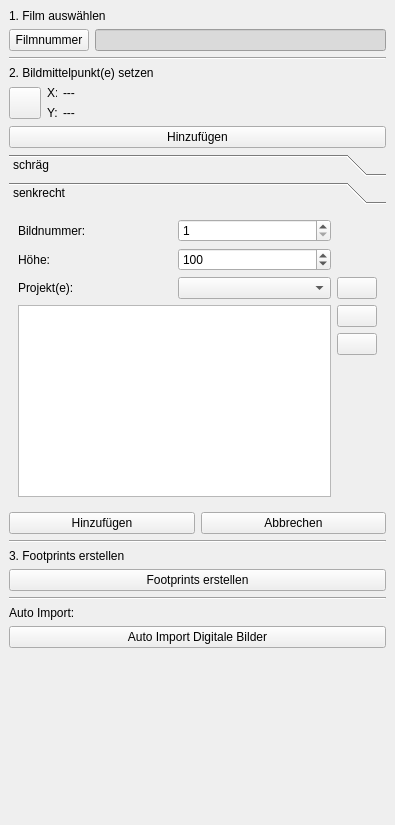
First picture: the form in APIS/ui/apis_image_mapping.ui, repository APIS-Luftbildarchiv/APIS3, before the edit.
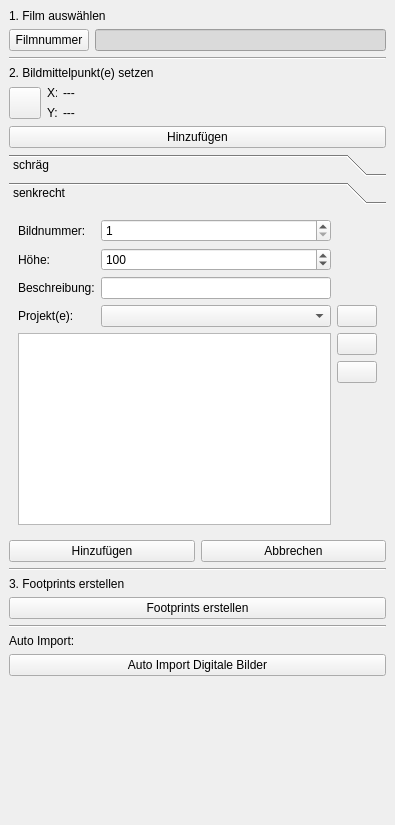
Second picture: the form after the edit. The open tabs and pages were chosen to show the change. Icons and pictures are not drawn.

Commit message: feat: chronology, img mapping

What changed in the file:
```diff
--- a/APIS/ui/apis_image_mapping.ui
+++ b/APIS/ui/apis_image_mapping.ui
@@ -396,8 +396,8 @@
           <rect>
            <x>0</x>
            <y>0</y>
-           <width>310</width>
-           <height>292</height>
+           <width>358</width>
+           <height>317</height>
           </rect>
          </property>
          <attribute name="icon">
@@ -410,7 +410,24 @@
          <layout class="QVBoxLayout" name="verticalLayout_3">
           <item>
            <layout class="QGridLayout" name="gridLayout">
-            <item row="4" column="2">
+            <item row="3" column="2">
+             <widget class="QPushButton" name="uiEditProjectTableVerticalBtn">
+              <property name="sizePolicy">
+               <sizepolicy hsizetype="Fixed" vsizetype="Fixed">
+                <horstretch>0</horstretch>
+                <verstretch>0</verstretch>
+               </sizepolicy>
+              </property>
+              <property name="text">
+               <string/>
+              </property>
+              <property name="icon">
+               <iconset resource="resource.qrc">
+                <normaloff>:/plugins/APIS/icons/sketch.png</normaloff>:/plugins/APIS/icons/sketch.png</iconset>
+              </property>
+             </widget>
+            </item>
+            <item row="5" column="2">
              <widget class="QPushButton" name="uiRemoveProjectVerticalBtn">
               <property name="sizePolicy">
                <sizepolicy hsizetype="Fixed" vsizetype="Fixed">
@@ -427,41 +444,27 @@
               </property>
              </widget>
             </item>
-            <item row="2" column="0">
+            <item row="0" column="1">
+             <widget class="QSpinBox" name="uiImageNumberSpn">
+              <property name="minimum">
+               <number>1</number>
+              </property>
+              <property name="maximum">
+               <number>999</number>
+              </property>
+             </widget>
+            </item>
+            <item row="3" column="0">
              <widget class="QLabel" name="label_16">
               <property name="text">
                <string>Projekt(e):</string>
               </property>
              </widget>
             </item>
-            <item row="0" column="0">
-             <widget class="QLabel" name="label_6">
-              <property name="text">
-               <string>Bildnummer:</string>
-              </property>
-             </widget>
-            </item>
-            <item row="2" column="2">
-             <widget class="QPushButton" name="uiEditProjectTableVerticalBtn">
+            <item row="4" column="0" rowspan="3" colspan="2">
+             <widget class="QListWidget" name="uiProjectVerticalList">
               <property name="sizePolicy">
-               <sizepolicy hsizetype="Fixed" vsizetype="Fixed">
-                <horstretch>0</horstretch>
-                <verstretch>0</verstretch>
-               </sizepolicy>
-              </property>
-              <property name="text">
-               <string/>
-              </property>
-              <property name="icon">
-               <iconset resource="resource.qrc">
-                <normaloff>:/plugins/APIS/icons/sketch.png</normaloff>:/plugins/APIS/icons/sketch.png</iconset>
-              </property>
-             </widget>
-            </item>
-            <item row="2" column="1">
-             <widget class="QComboBox" name="uiProjectVerticalCombo">
-              <property name="sizePolicy">
-               <sizepolicy hsizetype="Minimum" vsizetype="Fixed">
+               <sizepolicy hsizetype="MinimumExpanding" vsizetype="MinimumExpanding">
                 <horstretch>0</horstretch>
                 <verstretch>0</verstretch>
                </sizepolicy>
@@ -481,7 +484,14 @@
               </property>
              </widget>
             </item>
-            <item row="3" column="2">
+            <item row="0" column="0">
+             <widget class="QLabel" name="label_6">
+              <property name="text">
+               <string>Bildnummer:</string>
+              </property>
+             </widget>
+            </item>
+            <item row="4" column="2">
              <widget class="QPushButton" name="uiAddProjectVerticalBtn">
               <property name="sizePolicy">
                <sizepolicy hsizetype="Fixed" vsizetype="Fixed">
@@ -505,26 +515,26 @@
               </property>
              </widget>
             </item>
-            <item row="0" column="1">
-             <widget class="QSpinBox" name="uiImageNumberSpn">
-              <property name="minimum">
-               <number>1</number>
-              </property>
-              <property name="maximum">
-               <number>999</number>
-              </property>
-             </widget>
-            </item>
-            <item row="3" column="0" rowspan="3" colspan="2">
-             <widget class="QListWidget" name="uiProjectVerticalList">
+            <item row="3" column="1">
+             <widget class="QComboBox" name="uiProjectVerticalCombo">
               <property name="sizePolicy">
-               <sizepolicy hsizetype="MinimumExpanding" vsizetype="MinimumExpanding">
+               <sizepolicy hsizetype="Minimum" vsizetype="Fixed">
                 <horstretch>0</horstretch>
                 <verstretch>0</verstretch>
                </sizepolicy>
               </property>
              </widget>
             </item>
+            <item row="2" column="0">
+             <widget class="QLabel" name="label_12">
+              <property name="text">
+               <string>Beschreibung:</string>
+              </property>
+             </widget>
+            </item>
+            <item row="2" column="1">
+             <widget class="QLineEdit" name="uiImageDescriptionVerticalEdit"/>
+            </item>
            </layout>
           </item>
          </layout>
```
Left out of the diff: 2 changed lines with no effect on the pictures. The commit also changes 3 other files.
